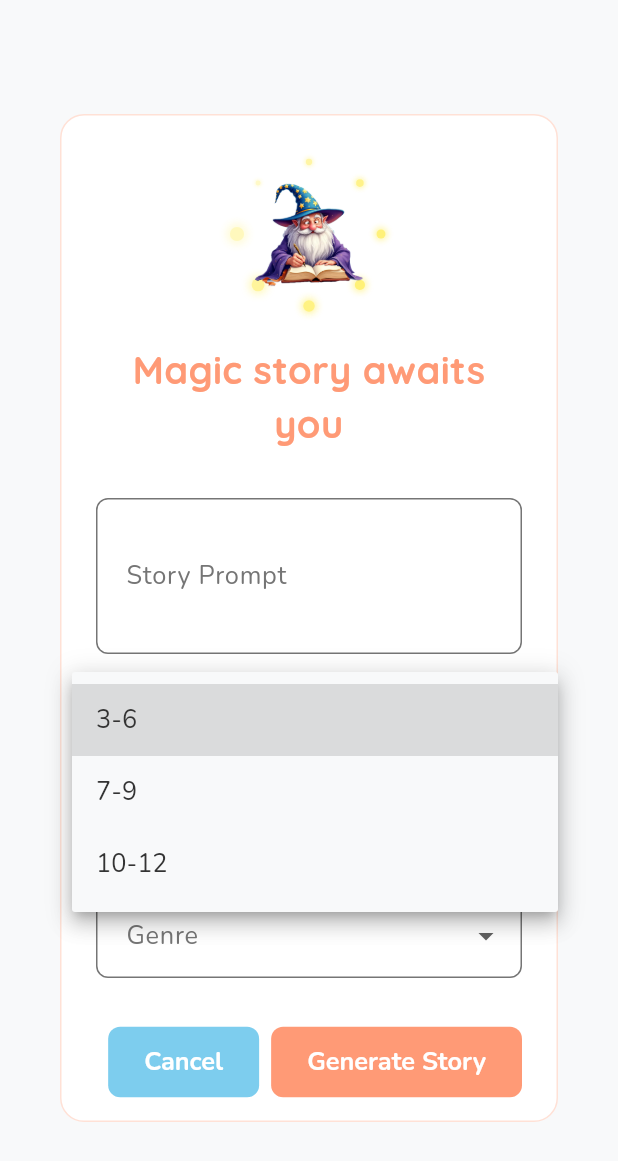
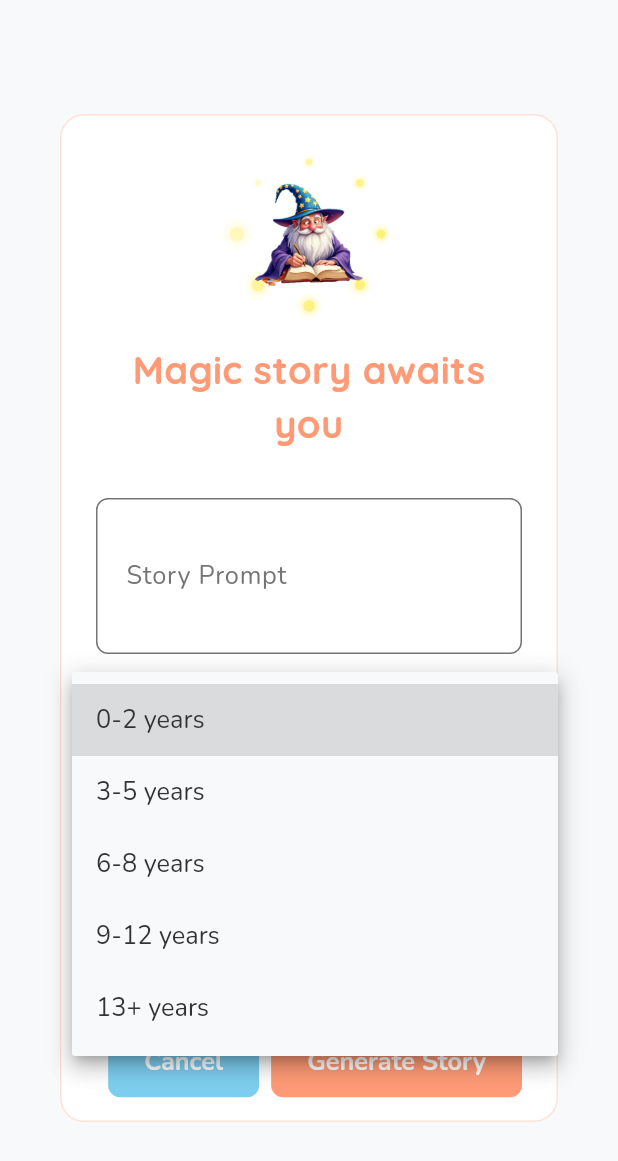
Before and after one commit to raunakkathuria/storytales-app, a Flutter app: the StoryCreationDialog widget shown alone on an empty page, opened directly, after a tap on "Age Range", on a phone screen of 412 x 824 dp. Shown: the top 1161 px of the screen. Run offline on Flutter 3.47's test engine with Material 3 defaults, Android fonts, the phone set to English and light mode, and no system bars; our stand-ins replace app_links, cached_network_image, cloud_firestore, connectivity_plus, dio, equatable and 9 more; accounts and stored records are empty; network calls fail.

Commit message:
standardize age ranges as per the API

```diff
--- a/assets/data/pre_generated_stories.json
+++ b/assets/data/pre_generated_stories.json
@@ -3,7 +3,7 @@
         {
             "metadata": {
                 "author": "StoryTales AI",
-                "age_range": "3-6",
+                "age_range": "3-5 years",
                 "reading_time": "5 min",
                 "created_at": "2025-03-01T12:00:00Z",
                 "original_prompt": "A story about a friendly dragon",
@@ -59,7 +59,7 @@
         {
             "metadata": {
                 "author": "StoryTales AI",
-                "age_range": "6-9",
+                "age_range": "6-8 years",
                 "reading_time": "8 min",
                 "created_at": "2025-03-02T14:30:00Z",
                 "original_prompt": "A story about space exploration",
@@ -124,7 +124,7 @@
         {
             "metadata": {
                 "author": "StoryTales AI",
-                "age_range": "4-7",
+                "age_range": "3-5 years",
                 "reading_time": "6 min",
                 "created_at": "2025-03-03T09:15:00Z",
                 "original_prompt": "A story about a magical garden",
--- a/assets/data/sample-ai-response.json
+++ b/assets/data/sample-ai-response.json
@@ -1,7 +1,7 @@
 {
   "metadata": {
     "author": "StoryTales AI",
-    "age_range": "7-9",
+    "age_range": "6-8 years",
     "reading_time": "6 min",
     "created_at": "2025-04-10T15:45:00Z",
     "original_prompt": "A story about a boy who fixes a robot",
--- a/lib/features/story_generation/presentation/widgets/story_creation_dialog.dart
+++ b/lib/features/story_generation/presentation/widgets/story_creation_dialog.dart
@@ -79,7 +79,7 @@ class _StoryCreationDialogState extends State<StoryCreationDialog> {
   bool _isLoading = false;
   double _progress = 0.0;
 
-  final List<String> _ageRanges = ['3-6', '7-9', '10-12'];
+  final List<String> _ageRanges = ['0-2 years', '3-5 years', '6-8 years', '9-12 years', '13+ years'];
   final List<String> _themes = ['Friendship', 'Adventure', 'Family', 'Nature', 'Learning'];
   final List<String> _genres = ['Fantasy', 'Science Fiction', 'Fairy Tale', 'Mystery', 'Everyday Life'];
 
```
Also changed, not shown: lib/features/story_generation/data/datasources/story_api_client.dart (+10 -4 lines), 1 other file.
